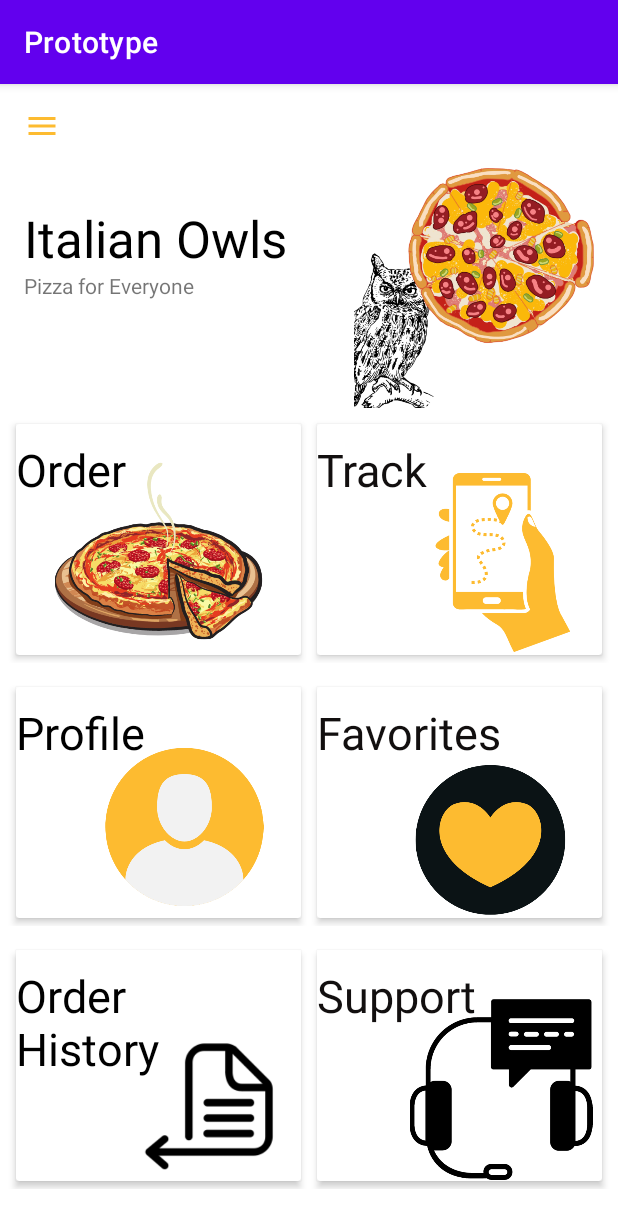
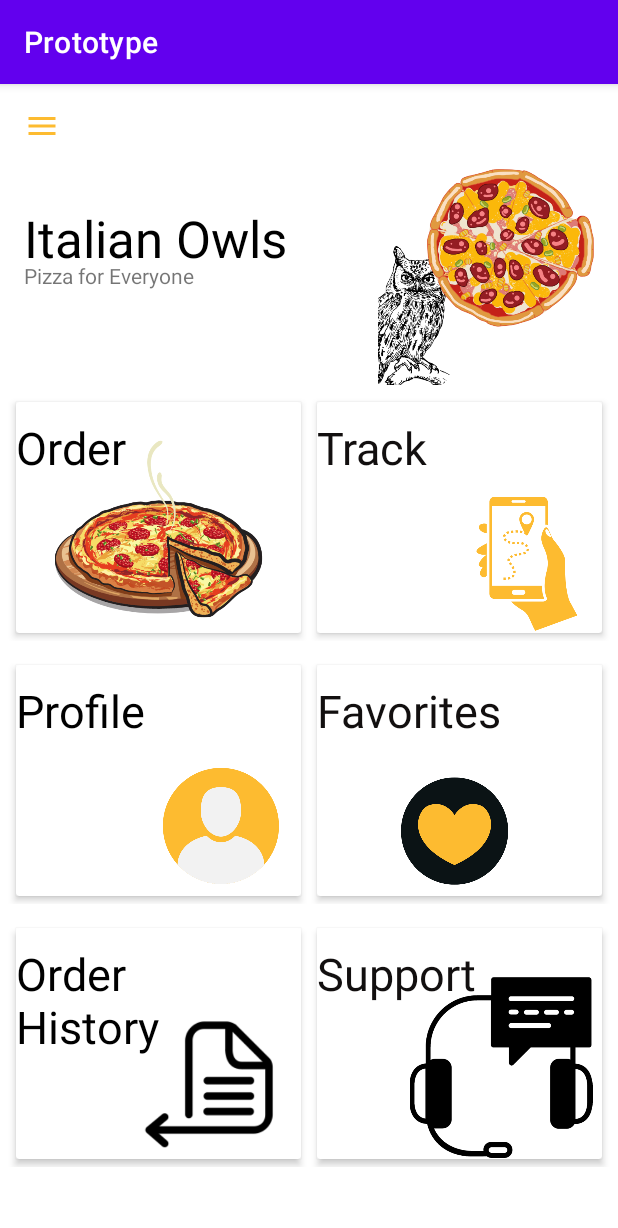
Before and after one commit to nlabib/pizzapp, an Android app: the screen it shows after launch (MainActivity), on a phone screen of 412 x 824 dp. Shown: the top 1228 px of the screen. Run offline under Robolectric (Android 15) with nearby library versions, the phone set to English and light mode, and no system bars; Roboto replaces fonts that are not available here.

Commit message:
Fixed the icons

```diff
--- a/app/src/main/res/layout/activity_main.xml
+++ b/app/src/main/res/layout/activity_main.xml
@@ -43,7 +43,7 @@
             android:layout_width="0dp"
             android:layout_height="wrap_content"
             android:layout_marginStart="16dp"
-        android:layout_marginBottom="72dp"
+            android:layout_marginBottom="64dp"
             android:text="@string/pizza_for_everyone"
             app:layout_constraintBottom_toTopOf="@+id/linearLayout"
             app:layout_constraintEnd_toStartOf="@+id/imageLogo"
@@ -53,14 +53,14 @@
 
         <ImageView
             android:id="@+id/imageLogo"
-        android:layout_width="160dp"
-        android:layout_height="160dp"
+            android:layout_width="144dp"
+            android:layout_height="145dp"
             android:layout_marginEnd="16dp"
+            android:contentDescription="TODO"
             app:layout_constraintEnd_toEndOf="parent"
             app:layout_constraintStart_toEndOf="@+id/textView"
             app:layout_constraintTop_toBottomOf="@+id/toolbar"
             app:srcCompat="@drawable/pizza_logo"
-        android:contentDescription="TODO"
             tools:ignore="ContentDescription" />
 
     <LinearLayout
@@ -129,8 +129,8 @@
 
                 <ImageView
                     android:id="@+id/imageTrack"
-                    android:layout_width="132dp"
-                    android:layout_height="122dp"
+                    android:layout_width="99dp"
+                    android:layout_height="91dp"
                     android:layout_alignParentEnd="true"
                     android:layout_alignParentBottom="true"
                     android:layout_marginTop="15dp"
@@ -259,8 +259,8 @@
 
                 <ImageView
                     android:id="@+id/imageProfile"
-                    android:layout_width="139dp"
-                    android:layout_height="108dp"
+                    android:layout_width="90dp"
+                    android:layout_height="79dp"
                     android:layout_alignParentEnd="true"
                     android:layout_alignParentBottom="true"
                     android:layout_marginTop="15dp"
@@ -295,14 +295,14 @@
 
                 <ImageView
                     android:id="@+id/imageFavorite"
-                    android:layout_width="145dp"
-                    android:layout_height="103dp"
+                    android:layout_width="117dp"
+                    android:layout_height="74dp"
                     android:layout_below="@+id/textTrack"
                     android:layout_alignParentEnd="true"
                     android:layout_alignParentBottom="true"
                     android:layout_marginTop="3dp"
-                    android:layout_marginEnd="1dp"
-                    android:layout_marginBottom="0dp"
+                    android:layout_marginEnd="39dp"
+                    android:layout_marginBottom="6dp"
                     app:srcCompat="@drawable/favorites_square" />
             </RelativeLayout>
         </androidx.cardview.widget.CardView>
```
Lines whose indentation alone changed are shown as unchanged.
